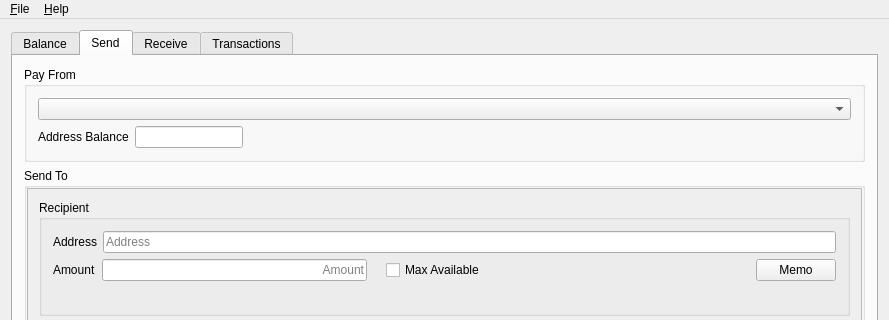
z-bitcoinz/BitcoinZ_Blue, file src/mainwindow.ui: the form before one commit; both pictures show x 0 to 889 and y 0 to 320 of the 889 by 603 pixel window.
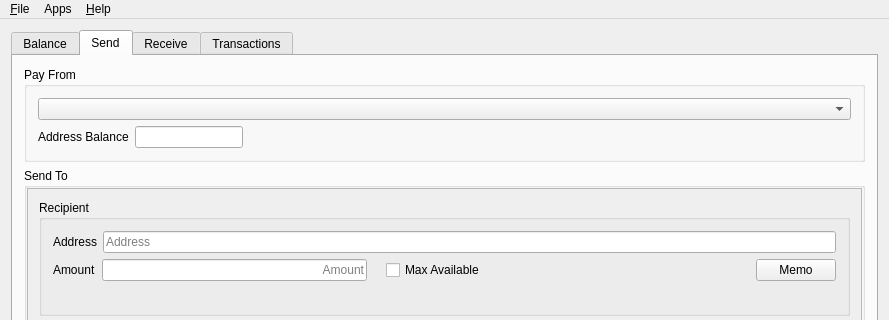
The form after the commit. The open tabs and pages were chosen to show the change. Icons and pictures are not drawn. Custom widgets are drawn as their Qt base class.

Patch:
```diff
--- a/src/mainwindow.ui
+++ b/src/mainwindow.ui
@@ -718,7 +718,7 @@
      <x>0</x>
      <y>0</y>
      <width>889</width>
-     <height>22</height>
+     <height>21</height>
     </rect>
    </property>
    <widget class="QMenu" name="menuFile">
@@ -740,7 +740,15 @@
     <addaction name="actionCheck_for_Updates"/>
     <addaction name="actionAbout"/>
    </widget>
+   <widget class="QMenu" name="menuApps">
+    <property name="title">
+     <string>Apps</string>
+    </property>
+    <addaction name="actionTurnstile_Migration"/>
+    <addaction name="actionz_board_net"/>
+   </widget>
    <addaction name="menuFile"/>
+   <addaction name="menuApps"/>
    <addaction name="menuHelp"/>
   </widget>
   <widget class="QStatusBar" name="statusBar"/>
```
Left out of the diff: 10 changed lines with no effect on the pictures.
